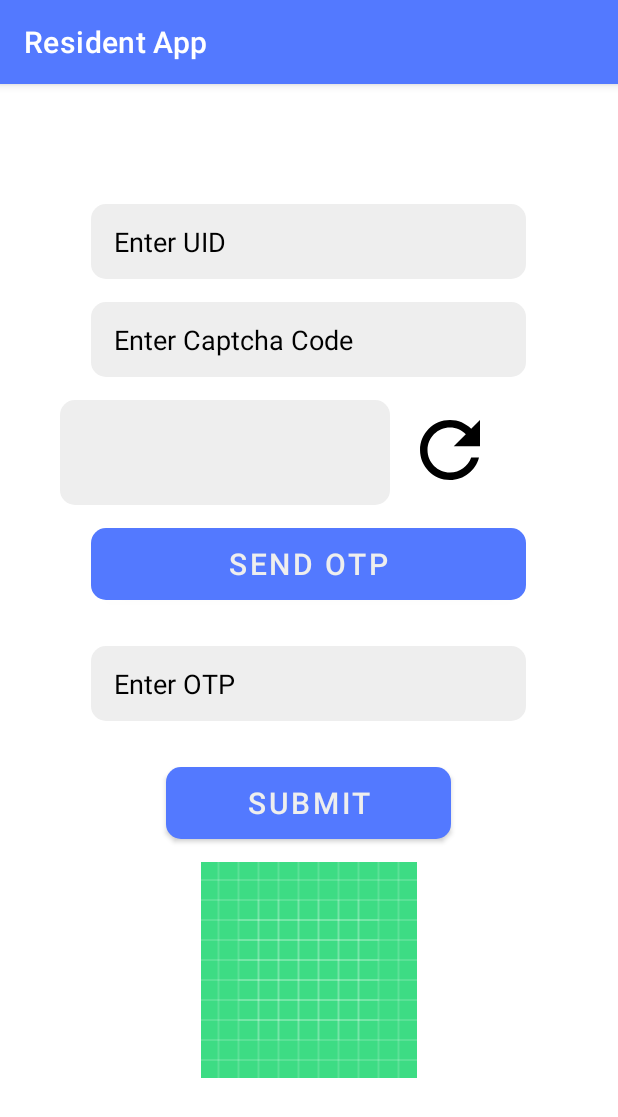
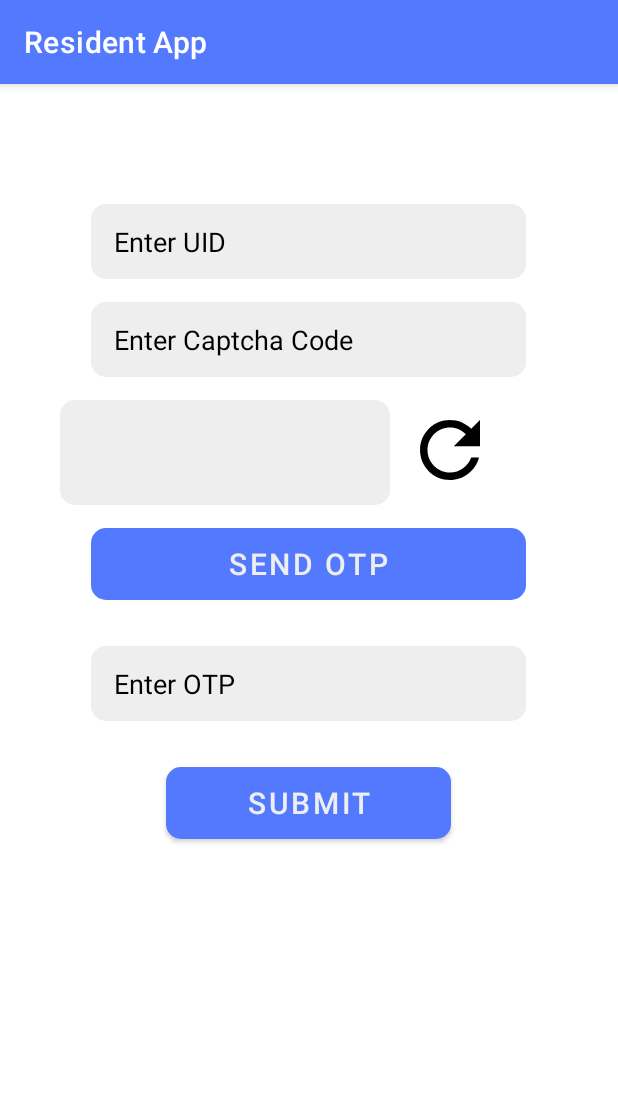
Before and after one commit to shivam-gupta007/uidai_app, an Android app: the screen it shows after launch (MainActivity), on a phone screen of 412 x 824 dp. Shown: the top 1117 px of the screen. Run offline under Robolectric (Android 15) with nearby library versions, the phone set to English and light mode, and no system bars; our stand-ins replace Volley; libraries missing offline, so code that uses them is left out: net.lingala.zip4j; network calls fail.

```diff
--- a/app/src/main/java/com/yoadhar/residentApp/MainActivity.java
+++ b/app/src/main/java/com/yoadhar/residentApp/MainActivity.java
@@ -160,7 +160,6 @@ public class MainActivity extends AppCompatActivity {
                         otpTxId = response.getString("txnId");
 
                         Toast.makeText(MainActivity.this, "OTP sent to Your Registered Mobile NO", Toast.LENGTH_SHORT).show();
-                        Toast.makeText(MainActivity.this, response.toString(), Toast.LENGTH_SHORT).show();
 
                     } else {
                         Snackbar.make(findViewById(R.id.relativeLayout), "Check UID or Captcha Value", Snackbar.LENGTH_SHORT).show();
@@ -206,7 +205,6 @@ public class MainActivity extends AppCompatActivity {
                     if (response.getString("status").equals("Success")) {
                         encodedCaptcha = response.getString("captchaBase64String");
                         txId = response.getString("captchaTxnId");
-
                         setCaptcha();
 
 
--- a/app/src/main/res/layout/activity_main.xml
+++ b/app/src/main/res/layout/activity_main.xml
@@ -116,6 +116,7 @@
         android:textSize="20sp" />
 
     <ImageView
+        android:visibility="gone"
         android:id="@+id/iv_pic"
         android:layout_width="290dp"
         android:layout_height="144dp"
```
